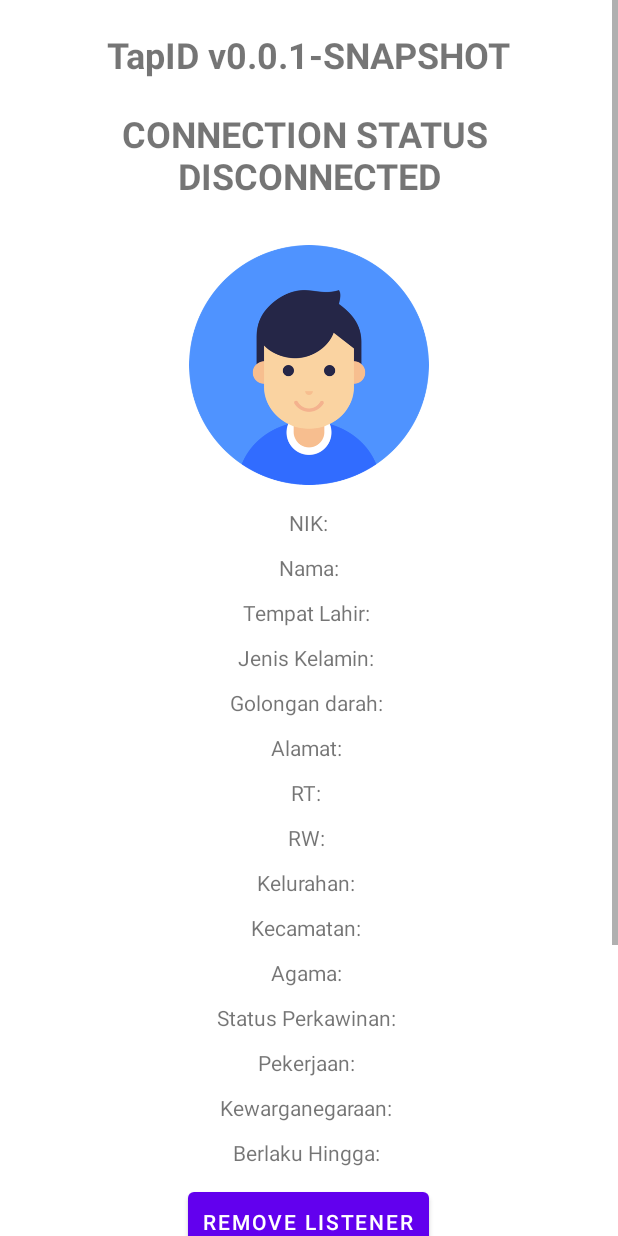
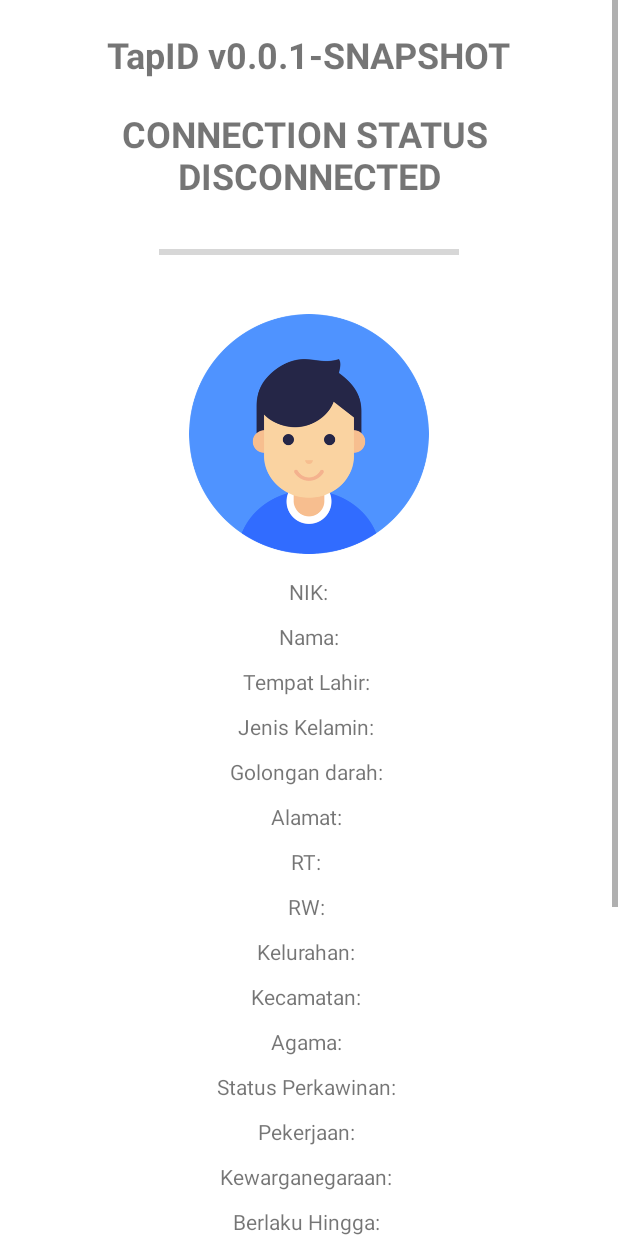
Before and after one commit to irfanhafizh/sample-sam-cloud-reader, an Android app: the layout activity_reader_id_card.xml on its own in the app's theme, with its tools: preview values and no code run, on a phone screen of 412 x 824 dp. Run offline under Robolectric (Android 15) with nearby library versions, the phone set to English and light mode, and no system bars.

Commit message:
implement new version v.0.1.1

```diff
--- a/app/build.gradle.kts
+++ b/app/build.gradle.kts
@@ -56,7 +56,7 @@ dependencies {
     implementation("com.google.code.gson:gson:2.10.1")
 
     //SDK SAM READER
-    implementation("com.github.irfanhafizh:sam-cloud:0.1.0@aar")
+    implementation("com.github.irfanhafizh:sam-cloud:0.1.1@aar")
 
     //MQTT Server
     implementation("com.hivemq:hivemq-mqtt-client:1.3.0")
--- a/app/src/main/java/com/asliri/samplesamcloud/SampleReaderActivity.kt
+++ b/app/src/main/java/com/asliri/samplesamcloud/SampleReaderActivity.kt
@@ -74,7 +74,6 @@ class SampleReaderActivity : AppCompatActivity(), OnProcessingListener {
         runOnUiThread {
             Log.d(TAG, "onReceiveDataEktp: $data")
             val results = Gson().fromJson(data, EKtpData::class.java)
-            loading.visibility = View.GONE
             nik.text = "NIK: ${results.nik}"
             nama.text = "Nama: ${results.nama}"
             golDarah.text = "Golongan Darah: ${results.golDarah}"
@@ -103,15 +102,21 @@ class SampleReaderActivity : AppCompatActivity(), OnProcessingListener {
                     bytesArray.size
                 )
             )
-            loading.visibility = View.VISIBLE
         }
     }
 
     override fun onError(code: Int, message: String) = with(binding) {
         runOnUiThread {
-            loading.visibility = View.GONE
-            Toast.makeText(applicationContext, message, Toast.LENGTH_SHORT).show()
+            Toast.makeText(
+                applicationContext,
+                "Error Code : $code, Message : $message",
+                Toast.LENGTH_LONG
+            ).show()
         }
+    }
+
+    override fun onProgressSamCloud(progress: Int) = with(binding) {
+        progressBar.setProgress(progress, true)
     }
 
     override fun onConnectedToSamCloud() = with(binding) {
@@ -128,7 +133,6 @@ class SampleReaderActivity : AppCompatActivity(), OnProcessingListener {
 
     override fun onDisconnectedToSamCloud() = with(binding) {
         runOnUiThread {
-            loading.visibility = View.GONE
             status.text = "CONNECTION STATUS \n DISCONNECTED"
             Toast.makeText(
                 this@SampleReaderActivity,
--- a/app/src/main/res/layout/activity_reader_id_card.xml
+++ b/app/src/main/res/layout/activity_reader_id_card.xml
@@ -12,37 +12,47 @@
     <RelativeLayout
         android:layout_width="match_parent"
         android:layout_height="match_parent">
+
         <LinearLayout
             android:layout_width="match_parent"
+            android:layout_height="match_parent"
             android:gravity="center"
-            android:layout_height="match_parent"
             android:orientation="vertical">
+
             <TextView
                 android:layout_width="wrap_content"
                 android:layout_height="wrap_content"
+                android:layout_marginTop="20dp"
                 android:text="TapID v0.0.1-SNAPSHOT"
+                android:textAlignment="center"
                 android:textSize="24sp"
-                android:layout_marginTop="20dp"
-                android:textAlignment="center"
                 android:textStyle="bold" />
 
             <TextView
                 android:id="@+id/status"
-                android:layout_marginVertical="20dp"
                 android:layout_width="wrap_content"
                 android:layout_height="wrap_content"
-                android:textSize="24sp"
+                android:layout_marginVertical="20dp"
                 android:layout_marginTop="15.dp"
                 android:text="CONNECTION STATUS \n DISCONNECTED "
                 android:textAlignment="center"
+                android:textSize="24sp"
                 android:textStyle="bold" />
+
+            <ProgressBar
+                android:id="@+id/progress_bar"
+                style="?android:attr/progressBarStyleHorizontal"
+                android:layout_width="200dp"
+                android:layout_height="30dp"
+                android:indeterminate="false" />
 
             <ImageView
                 android:id="@+id/image_ektp"
                 android:layout_width="180dp"
                 android:layout_height="180dp"
-                android:src="@drawable/ic_profile"
-                android:padding="10dp" />
+                android:layout_marginTop="16dp"
+                android:padding="10dp"
+                android:src="@drawable/ic_profile" />
 
             <TextView
                 android:id="@+id/nik"
@@ -78,6 +88,7 @@
                 android:layout_height="wrap_content"
                 android:paddingVertical="5dp"
                 android:text="Golongan darah: " />
+
             <TextView
                 android:id="@+id/alamat"
                 android:layout_width="wrap_content"
@@ -150,61 +161,45 @@
 
             <Button
                 android:id="@+id/remove_listener"
-                android:padding="10dp"
-                android:layout_marginTop="5dp"
                 android:layout_width="wrap_content"
                 android:layout_height="wrap_content"
-                android:text="remove listener"/>
+                android:layout_marginTop="5dp"
+                android:padding="10dp"
+                android:text="remove listener" />
+
             <Button
                 android:id="@+id/start_listener"
                 android:layout_width="wrap_content"
-                android:text="start listener"
+                android:layout_height="wrap_content"
+                android:layout_marginTop="5dp"
                 android:padding="10dp"
-                android:layout_marginTop="5dp"
-                android:layout_height="wrap_content"/>
+                android:text="start listener" />
+
             <Button
                 android:id="@+id/status_listener"
                 android:layout_width="wrap_content"
-                android:text="status listener"
+                android:layout_height="wrap_content"
+                android:layout_marginTop="5dp"
                 android:padding="10dp"
-                android:layout_marginTop="5dp"
-                android:layout_height="wrap_content"/>
+                android:text="status listener" />
 
             <Button
                 android:id="@+id/nfc_status"
                 android:layout_width="wrap_content"
-                android:text="status nfc"
+                android:layout_height="wrap_content"
+                android:layout_marginTop="5dp"
+                android:layout_marginBottom="5dp"
                 android:padding="10dp"
-                android:layout_marginBottom="5dp"
-                android:layout_marginTop="5dp"
-                android:layout_height="wrap_content"/>
+                android:text="status nfc" />
+
             <Button
                 android:id="@+id/device_status"
                 android:layout_width="wrap_content"
-                android:text="is supported device"
+                android:layout_height="wrap_content"
+                android:layout_marginTop="5dp"
+                android:layout_marginBottom="5dp"
                 android:padding="10dp"
-                android:layout_marginBottom="5dp"
-                android:layout_marginTop="5dp"
-                android:layout_height="wrap_content"/>
+                android:text="is supported device" />
         </LinearLayout>
-        <LinearLayout
-            android:id="@+id/loading"
-            android:background="@color/white"
-            android:layout_width="300dp"
-            android:layout_centerInParent="true"
-            android:layout_height="100dp"
-            android:orientation="vertical"
-            android:visibility="gone"
-            android:gravity="center">
-            <ProgressBar
-                android:layout_width="30dp"
-                android:layout_height="30dp"/>
-            <TextView
-                android:layout_width="wrap_content"
-                android:layout_marginTop="20dp"
-                android:layout_height="wrap_content"
-                android:text="Please wait..."/>
-        </LinearLayout>
-
     </RelativeLayout>
 </ScrollView>
--- a/settings.gradle.kts
+++ b/settings.gradle.kts
@@ -12,9 +12,7 @@ dependencyResolutionManagement {
         mavenCentral()
         maven("https://jitpack.io") {
             credentials {
-                username = "jp_3leodokqr664k9udcb4srf4jmv"
-                // Add password if required
-                // password = "your_password_here"
+                username = "jp_b8plm0ddtf7a0kbahnn5gs6ft4"
             }
         }
     }
```
Also changed, not shown: 1 other file.
